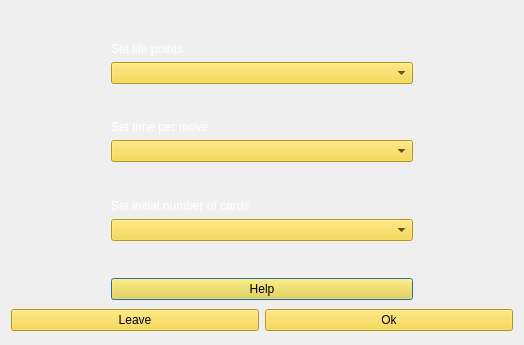
Above: Yugioh/sources/GameSettings.ui from crknuchu/yugioh-clone before the change. Below: the same form after it.
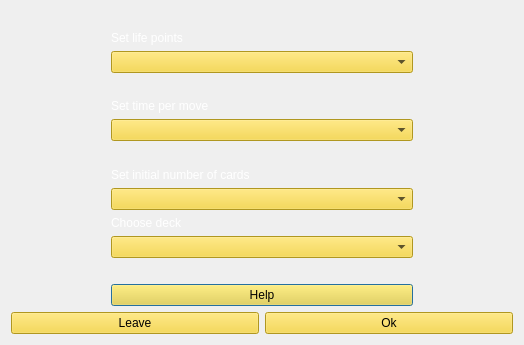
That is the form after the change.

Commit message: fix: Remove separate deck setiings class, and add deck settings combobox inside game settings

The edit to the form file:
```diff
--- a/Yugioh/sources/GameSettings.ui
+++ b/Yugioh/sources/GameSettings.ui
@@ -118,6 +118,24 @@
        </property>
       </widget>
      </item>
+     <item>
+      <widget class="QLabel" name="label_4">
+       <property name="styleSheet">
+        <string notr="true">color: rgb(255, 255, 255);
+font: 700 italic 11pt &quot;Ubuntu Mono&quot;;</string>
+       </property>
+       <property name="text">
+        <string>Choose deck</string>
+       </property>
+      </widget>
+     </item>
+     <item>
+      <widget class="QComboBox" name="ChooseDeck">
+       <property name="styleSheet">
+        <string notr="true">background-color: rgb(246, 211, 45);</string>
+       </property>
+      </widget>
+     </item>
      <item>
       <spacer name="verticalSpacer_3">
        <property name="orientation">
```
The commit also changes 6 other files.
